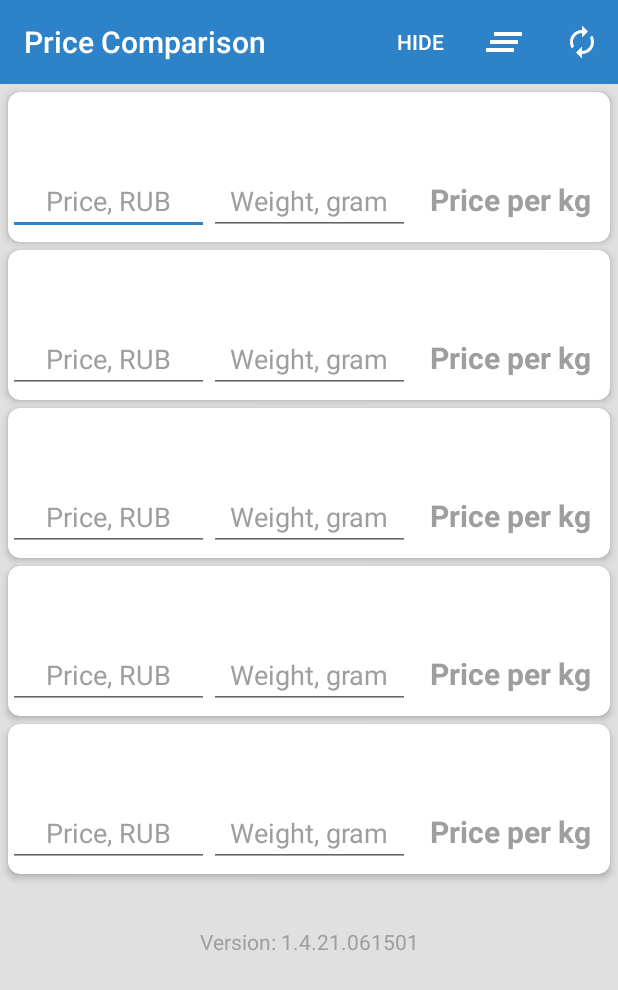
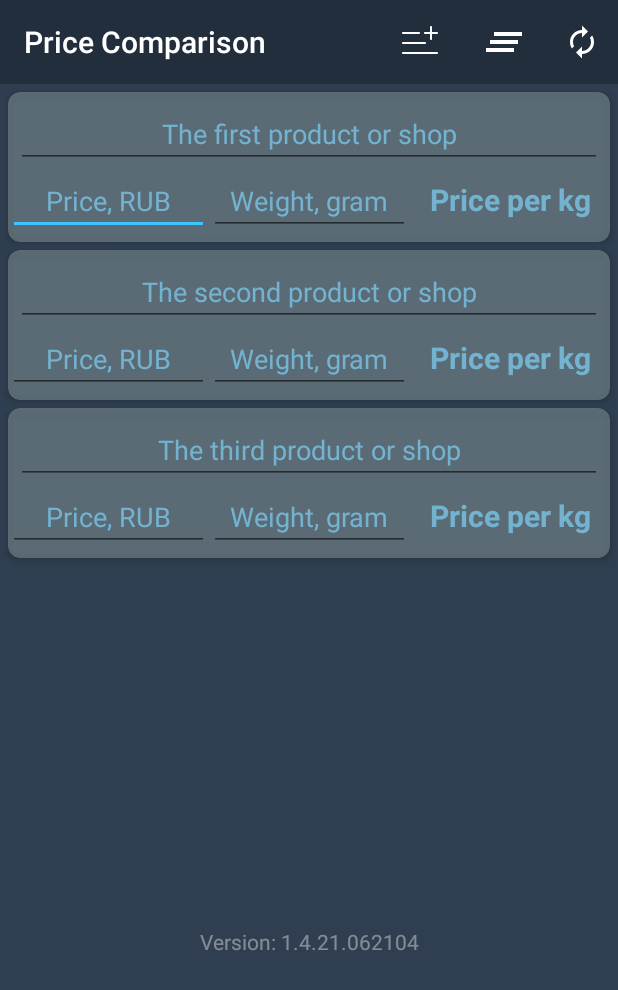
Before and after one commit to dogeprojects/PriceComparation, an Android app: the screen it shows after launch (MainActivity), after a tap on "Change theme", on a phone screen of 412 x 824 dp. Shown: the top 990 px of the screen. Run offline under Robolectric (Android 15) with nearby library versions, the phone set to English and light mode, and no system bars; 2 other taps on this screen came first.

Commit message:
- Added the dynamic search for the minimum value of the comparison results - Three items are displayed by default - Implemented button for adding two more items - Fixed minor issues

```diff
--- a/app/src/main/java/com/priceperkilo/MainActivity.java
+++ b/app/src/main/java/com/priceperkilo/MainActivity.java
@@ -4,47 +4,52 @@
 import android.content.Intent;
 import android.content.SharedPreferences;
 import android.graphics.Color;
+import android.os.Build;
 import android.os.Bundle;
+import android.support.annotation.RequiresApi;
 import android.support.v7.app.AppCompatActivity;
 import android.support.v7.app.AppCompatDelegate;
+import android.support.v7.widget.CardView;
 import android.support.v7.widget.Toolbar;
 import android.text.Editable;
 import android.text.TextWatcher;
+import android.util.Log;
 import android.view.Menu;
 import android.view.MenuItem;
 import android.view.View;
 import android.widget.EditText;
 import android.widget.TextView;
 import android.widget.Toast;
+import java.text.DecimalFormat;
+import java.text.DecimalFormatSymbols;
+import java.text.ParseException;
+import java.util.Collections;
+import java.util.HashMap;
+import java.util.Map;
+import java.util.TreeMap;
 
-//TODO implementation clear button
 //TODO localisation
 
 public class MainActivity extends AppCompatActivity {
 
-    private EditText mEditTextPrice1;
-    private TextView mEditTextWeight1;
-    private TextView textViewPricePerKg1;
-    private TextView textViewVersion;
+    EditText mEditTextPrice1;
+    TextView mEditTextWeight1;
 
     EditText mEditTextPrice2;
     TextView mEditTextWeight2;
-    TextView textViewPricePerKg2;
 
     EditText mEditTextPrice3;
     TextView mEditTextWeight3;
-    TextView textViewPricePerKg3;
 
     EditText mEditTextPrice4;
     TextView mEditTextWeight4;
-    TextView textViewPricePerKg4;
 
     EditText mEditTextPrice5;
     TextView mEditTextWeight5;
-    TextView textViewPricePerKg5;
 
     @Override
     protected void onCreate(Bundle savedInstanceState) {
+
         // Restore saved application state
         SharedPreferences mPrefs = getSharedPreferences("THEME", 0);
         boolean theme_boolean = mPrefs.getBoolean("theme_boolean", true);
@@ -89,40 +94,38 @@
 
         mEditTextPrice5.addTextChangedListener(new TextChangeWatcher());
         mEditTextWeight5.addTextChangedListener(new TextChangeWatcher());
+
+        CardView cardViewC4 = findViewById(R.id.card_view4);
+        CardView cardViewC5 = findViewById(R.id.card_view5);
+
+        cardViewC4.setVisibility(View.INVISIBLE);
+        cardViewC5.setVisibility(View.INVISIBLE);
+
+
     }
 
     @Override
     public boolean onCreateOptionsMenu(Menu menu) {
-       getMenuInflater().inflate(R.menu.main, menu);
+        getMenuInflater().inflate(R.menu.main, menu);
         return true;
     }
 
     // Hide textEdit button handle
     public void onButtonHideClick(MenuItem item) {
-        EditText editTextProduct1 = findViewById(R.id.editTextProduct1);
-        EditText editTextProduct2 = findViewById(R.id.editTextProduct2);
-        EditText editTextProduct3 = findViewById(R.id.editTextProduct3);
-        EditText editTextProduct4 = findViewById(R.id.editTextProduct4);
-        EditText editTextProduct5 = findViewById(R.id.editTextProduct5);
+
+        CardView cardViewC4 = findViewById(R.id.card_view4);
+        CardView cardViewC5 = findViewById(R.id.card_view5);
 
         //Toggle
-        if (editTextProduct1.getVisibility() == View.VISIBLE) {
-            editTextProduct1.setVisibility(View.INVISIBLE);
-            editTextProduct2.setVisibility(View.INVISIBLE);
-            editTextProduct3.setVisibility(View.INVISIBLE);
-            editTextProduct4.setVisibility(View.INVISIBLE);
-            editTextProduct5.setVisibility(View.INVISIBLE);
+        if (cardViewC4.getVisibility() == View.INVISIBLE) {
+            cardViewC4.setVisibility(View.VISIBLE);
+            cardViewC5.setVisibility(View.VISIBLE);
+            Toast.makeText(this, "Fields have been shown", Toast.LENGTH_SHORT).show();
+        } else {
+            cardViewC4.setVisibility(View.INVISIBLE);
+            cardViewC5.setVisibility(View.INVISIBLE);
             Toast.makeText(this, "Fields have been hidden", Toast.LENGTH_SHORT).show();
-        } else {
-            editTextProduct1.setVisibility(View.VISIBLE);
-            editTextProduct2.setVisibility(View.VISIBLE);
-            editTextProduct3.setVisibility(View.VISIBLE);
-            editTextProduct4.setVisibility(View.VISIBLE);
-            editTextProduct5.setVisibility(View.VISIBLE);
-            Toast.makeText(this, "Fields have been shown", Toast.LENGTH_SHORT).show();
         }
-
-
     }
 
     // Change theme button handle
@@ -146,7 +149,6 @@
                     Toast.LENGTH_SHORT);
             toast.show();
         }
-        //return true;
 
         if (item.getItemId() == R.id.clear_button) {
             final TextView editTextProduct1 = findViewById(R.id.editTextProduct1);
@@ -217,25 +219,23 @@
     class TextChangeWatcher implements TextWatcher {
         final EditText editTextPrice1 = findViewById(R.id.editTextPrice1);
         final TextView editTextWeight1 = findViewById(R.id.editTextWeight1);
-        final TextView textViewPricePerKg1 = findViewById(R.id.textViewPricePerKg1);
+        final TextView textViewPrice1 = findViewById(R.id.textViewPricePerKg1);
 
         final EditText editTextPrice2 = findViewById(R.id.editTextPrice2);
         final TextView editTextWeight2 = findViewById(R.id.editTextWeight2);
-        final TextView textViewPricePerKg2 = findViewById(R.id.textViewPricePerKg2);
+        final TextView textViewPrice2 = findViewById(R.id.textViewPricePerKg2);
 
         final EditText editTextPrice3 = findViewById(R.id.editTextPrice3);
         final TextView editTextWeight3 = findViewById(R.id.editTextWeight3);
-        final TextView textViewPricePerKg3 = findViewById(R.id.textViewPricePerKg3);
+        final TextView textViewPrice3 = findViewById(R.id.textViewPricePerKg3);
 
         final EditText editTextPrice4 = findViewById(R.id.editTextPrice4);
         final TextView editTextWeight4 = findViewById(R.id.editTextWeight4);
-        final TextView textViewPricePerKg4 = findViewById(R.id.textViewPricePerKg4);
+        final TextView textViewPrice4 = findViewById(R.id.textViewPricePerKg4);
 
         final EditText editTextPrice5 = findViewById(R.id.editTextPrice5);
         final TextView editTextWeight5 = findViewById(R.id.editTextWeight5);
-        final TextView textViewPricePerKg5 = findViewById(R.id.textViewPricePerKg5);
-
-        final TextView textViewVersion = findViewById(R.id.textViewVersion);
+        final TextView textViewPrice5 = findViewById(R.id.textViewPricePerKg5);
 
         TextChangeWatcher() {
         }
@@ -248,6 +248,7 @@
         public void onTextChanged(CharSequence s, int start, int before, int count) {
         }
 
+        @RequiresApi(api = Build.VERSION_CODES.N)
         @SuppressLint({"DefaultLocale", "SetTextI18n"})
         @Override
         public void afterTextChanged(Editable editable) {
@@ -257,14 +258,14 @@
                 if ((editTextPrice1.getText().toString().equals("."))
                         || editTextWeight1.getText().toString().equals(".")
                         || editTextWeight1.getText().toString().equals("0")) {
-                    textViewPricePerKg1.setText("0.00");
+                    textViewPrice1.setText("0.00");
                 } else if ((editTextPrice1.getText().toString().isEmpty()
                         || (editTextWeight1.getText().toString().isEmpty()))) {
-                    textViewPricePerKg1.setText("");
+                    textViewPrice1.setText("");
                 } else {
                     float mPrice1 = Float.parseFloat(editTextPrice1.getText().toString());
                     float mWeight1 = Float.parseFloat(editTextWeight1.getText().toString());
-                    textViewPricePerKg1.setText(String.format("%.2f", mPrice1 * 1000 / mWeight1));
+                    textViewPrice1.setText(String.format("%.2f", mPrice1 * 1000 / mWeight1));
                 }
             }
             // ------------------- The second product -------------------
@@ -273,14 +274,14 @@
                 if ((editTextPrice2.getText().toString().equals("."))
                         || editTextWeight2.getText().toString().equals(".")
                         || editTextWeight2.getText().toString().equals("0")) {
-                    textViewPricePerKg2.setText("0.00");
+                    textViewPrice2.setText("0.00");
                 } else if ((editTextPrice2.getText().toString().isEmpty()
                         || (editTextWeight2.getText().toString().isEmpty()))) {
-                    textViewPricePerKg2.setText("");
+                    textViewPrice2.setText("");
                 } else {
                     float mPrice2 = Float.parseFloat(editTextPrice2.getText().toString());
                     float mWeight2 = Float.parseFloat(editTextWeight2.getText().toString());
-                    textViewPricePerKg2.setText(String.format("%.2f", mPrice2 * 1000 / mWeight2));
+                    textViewPrice2.setText(String.format("%.2f", mPrice2 * 1000 / mWeight2));
                 }
 
             }
@@ -290,14 +291,14 @@
                 if ((editTextPrice3.getText().toString().equals("."))
                         || editTextWeight3.getText().toString().equals(".")
                         || editTextWeight3.getText().toString().equals("0")) {
-                    textViewPricePerKg3.setText("0.00");
+                    textViewPrice3.setText("0.00");
                 } else if ((editTextPrice3.getText().toString().isEmpty()
                         || (editTextWeight3.getText().toString().isEmpty()))) {
-                    textViewPricePerKg3.setText("");
+                    textViewPrice3.setText("");
                 } else {
                     float mPrice3 = Float.parseFloat(editTextPrice3.getText().toString());
                     float mWeight3 = Float.parseFloat(editTextWeight3.getText().toString());
-                    textViewPricePerKg3.setText(String.format("%.2f", mPrice3 * 1000 / mWeight3));
+                    textViewPrice3.setText(String.format("%.2f", mPrice3 * 1000 / mWeight3));
                 }
             }
 
@@ -307,138 +308,102 @@
                 if ((editTextPrice4.getText().toString().equals("."))
                         || editTextWeight4.getText().toString().equals(".")
                         || editTextWeight4.getText().toString().equals("0")) {
-                    textViewPricePerKg4.setText("0.00");
+                    textViewPrice4.setText("0.00");
                 } else if ((editTextPrice4.getText().toString().isEmpty()
                         || (editTextWeight4.getText().toString().isEmpty()))) {
-                    textViewPricePerKg4.setText("");
+                    textViewPrice4.setText("");
                 } else {
                     float mPrice4 = Float.parseFloat(editTextPrice4.getText().toString());
                     float mWeight4 = Float.parseFloat(editTextWeight4.getText().toString());
-                    textViewPricePerKg4.setText(String.format("%.2f", mPrice4 * 1000 / mWeight4));
+                    textViewPrice4.setText(String.format("%.2f", mPrice4 * 1000 / mWeight4));
                 }
             }
 
-            // ------------------- The fourth product -------------------
+            // ------------------- The fifth product -------------------
             if ((editable == editTextPrice5.getEditableText())
                     || (editable == editTextWeight5.getEditableText())) {
                 if ((editTextPrice5.getText().toString().equals("."))
                         || editTextWeight5.getText().toString().equals(".")
                         || editTextWeight5.getText().toString().equals("0")) {
-                    textViewPricePerKg5.setText("0.00");
+                    textViewPrice5.setText("0.00");
                 } else if ((editTextPrice5.getText().toString().isEmpty()
                         || (editTextWeight5.getText().toString().isEmpty()))) {
-                    textViewPricePerKg5.setText("");
+                    textViewPrice5.setText("");
                 } else {
                     float mPrice5 = Float.parseFloat(editTextPrice5.getText().toString());
                     float mWeight5 = Float.parseFloat(editTextWeight5.getText().toString());
-                    textViewPricePerKg5.setText(String.format("%.2f", mPrice5 * 1000 / mWeight5));
+                    textViewPrice5.setText(String.format("%.2f", mPrice5 * 1000 / mWeight5));
                 }
             }
 
-            //String finalPrice1 = textViewPricePerKg1.getText().toString();
-            String stringFinalPrice1 = textViewPricePerKg1.getText().toString();
-            String stringFinalPrice2 = textViewPricePerKg2.getText().toString();
-            String stringFinalPrice3 = textViewPricePerKg3.getText().toString();
-            String stringFinalPrice4 = textViewPricePerKg4.getText().toString();
-            String stringFinalPrice5 = textViewPricePerKg4.getText().toString();
+            // ------------------- Finding minimum value -------------------
+            String stringFinalPrice1 = textViewPrice1.getText().toString();
+            String stringFinalPrice2 = textViewPrice2.getText().toString();
+            String stringFinalPrice3 = textViewPrice3.getText().toString();
+            String stringFinalPrice4 = textViewPrice4.getText().toString();
+            String stringFinalPrice5 = textViewPrice5.getText().toString();
 
-           /* if ((!stringFinalPrice1.trim().isEmpty() && !stringFinalPrice2.trim().isEmpty())
-                    && !stringFinalPrice3.trim().isEmpty()) {
-                float finalPrice1 = Float.parseFloat(stringFinalPrice1);
-                float finalPrice2 = Float.parseFloat(stringFinalPrice2);
-                float finalPrice3 = Float.parseFloat(stringFinalPrice3);
-                if ((finalPrice1 < finalPrice2) || (finalPrice1 < finalPrice3)) {
-                    textViewPricePerKg1.setBackgroundColor(Color.parseColor("#3fc4fe"));
-                    textViewPricePerKg2.setBackgroundColor(Color.TRANSPARENT);
-                    textViewPricePerKg3.setBackgroundColor(Color.TRANSPARENT);
-                } else if (finalPrice2 < finalPrice1 && finalPrice2 < finalPrice3) {
-                    textViewPricePerKg1.setBackgroundColor(Color.TRANSPARENT);
-                    textViewPricePerKg3.setBackgroundColor(Color.TRANSPARENT);
-                    textViewPricePerKg2.setBackgroundColor(Color.parseColor("#3fc4fe"));
-                } else if (finalPrice3 < finalPrice1 && finalPrice3 < finalPrice2) {
-                    textViewPricePerKg1.setBackgroundColor(Color.TRANSPARENT);
-                    textViewPricePerKg2.setBackgroundColor(Color.TRANSPARENT);
-                    textViewPricePerKg3.setBackgroundColor(Color.parseColor("#3fc4fe"));
-                    textViewVersion.setText("awdwadwadwa");
-                } else {
-                    textViewPricePerKg1.setBackgroundColor(Color.TRANSPARENT);
-                    textViewPricePerKg2.setBackgroundColor(Color.TRANSPARENT);
-                    textViewPricePerKg3.setBackgroundColor(Color.TRANSPARENT);
-                }*/
+            HashMap<String, Float> prices = new HashMap<>();
 
-/*
-            if (!stringFinalPrice1.trim().isEmpty() && !stringFinalPrice2.trim().isEmpty()
-                    && !stringFinalPrice3.trim().isEmpty()) {
-
-
-
-
-                float finalPrice1 = Float.parseFloat(stringFinalPrice1);
-                float finalPrice2 = Float.parseFloat(stringFinalPrice2);
-                float finalPrice3 = Float.parseFloat(stringFinalPrice3);
-                float smallestPrice;
-                if (smallest(finalPrice1, finalPrice2, finalPrice3)){
-
-                }
-
-                textViewPricePerKg1.setBackgroundColor(Color.parseColor("#3fc4fe"));*/
-
-
-               /* if (finalPrice1 < finalPrice2){
-                    textViewPricePerKg1.setBackgroundColor(Color.parseColor("#3fc4fe"));
-                    textViewPricePerKg2.setBackgroundColor(Color.TRANSPARENT);
-                    textViewPricePerKg3.setBackgroundColor(Color.TRANSPARENT);
-                } else if (finalPrice1 > finalPrice2){
-                    textViewPricePerKg1.setBackgroundColor(Color.TRANSPARENT);
-                    textViewPricePerKg3.setBackgroundColor(Color.TRANSPARENT);
-                    textViewPricePerKg2.setBackgroundColor(Color.parseColor("#3fc4fe"));
+            String[] arrayStringPrices = {stringFinalPrice1, stringFinalPrice2, stringFinalPrice3, stringFinalPrice4, stringFinalPrice5};
+            for (int i = 0; i < arrayStringPrices.length; i++) {
+                if (!arrayStringPrices[i].trim().isEmpty() && arrayStringPrices[i] != null) {
+                    DecimalFormat df = new DecimalFormat("#.#");
+                    DecimalFormatSymbols dfs = DecimalFormatSymbols.getInstance();
+                    dfs.setDecimalSeparator(',');
+                    df.setDecimalFormatSymbols(dfs);
+                    try {
+                        Log.i("debug", "arrayStringPrices[i]: " + df.parse(arrayStringPrices[i]));
+                        //System.out.println(df.parse(arrayStringPrices[i]));
+                        prices.put("textViewPricePerKg" + (i + 1), Float.parseFloat(String.valueOf(df.parse(arrayStringPrices[i]))));
+                    } catch (ParseException e) {
+                        e.printStackTrace();
+                    }
                 }
             }
-            if (!stringFinalPrice1.trim().isEmpty() && stringFinalPrice2.trim().isEmpty()
-                    && !stringFinalPrice3.trim().isEmpty()) {
-                float finalPrice1 = Float.parseFloat(stringFinalPrice1);
-                float finalPrice3 = Float.parseFloat(stringFinalPrice3);
-                if (finalPrice1 < finalPrice3)  {
-                    textViewPricePerKg1.setBackgroundColor(Color.parseColor("#3fc4fe"));
-                    textViewPricePerKg2.setBackgroundColor(Color.TRANSPARENT);
-                    textViewPricePerKg3.setBackgroundColor(Color.TRANSPARENT);
-                } else {
-                    textViewPricePerKg1.setBackgroundColor(Color.TRANSPARENT);
-                    textViewPricePerKg2.setBackgroundColor(Color.TRANSPARENT);
-                    textViewPricePerKg3.setBackgroundColor(Color.parseColor("#3fc4fe"));
+
+            Log.i("debug", "HashMap: " + prices.keySet() + " = " + prices.values());
+
+            // TreeMap to store values of HashMap
+            TreeMap<Object, Float> sorted = new TreeMap<>();
+
+            // Copy all data from hashMap into TreeMap
+            //sorted.putAll(prices);
+            prices.entrySet();
+
+            if (!sorted.isEmpty()) {
+                Log.i("debug", "Minimum: " + sorted.firstEntry().getKey() + " = " + sorted.firstEntry().getValue());
+            }
+
+            // Display the TreeMap which is naturally sorted
+            for (Map.Entry<Object, Float> entry : sorted.entrySet()) {
+                Log.i("debug", "Sorted Hashmap " + entry.getKey() + " = " + entry.getValue());
+            }
+
+            if (!prices.values().isEmpty()) {
+                Float minValueInMap = (Collections.min(prices.values()));
+                for (Map.Entry<String, Float> entry : prices.entrySet()) {  // Iterate through HashMap
+                    if (entry.getValue() == minValueInMap) {
+                        System.out.println("Minimum of Map.Entry: \n" + entry.getKey() + " = " + entry.getValue());     // Print the key with min value
+                        int ViewMin = getResources().getIdentifier(entry.getKey(), "id", getPackageName());
+                        System.out.println("ViewMin Identifier: " + ViewMin);
+                        textViewPrice1.setBackgroundColor(Color.TRANSPARENT);
+                        textViewPrice2.setBackgroundColor(Color.TRANSPARENT);
+                        textViewPrice3.setBackgroundColor(Color.TRANSPARENT);
+                        textViewPrice4.setBackgroundColor(Color.TRANSPARENT);
+                        textViewPrice5.setBackgroundColor(Color.TRANSPARENT);
+                        TextView TextViewPriceMin = findViewById(ViewMin);
+                        TextViewPriceMin.setBackgroundColor(Color.parseColor("#3fc4fe"));
+                    }
                 }
             }
-            if (stringFinalPrice1.trim().isEmpty() && !stringFinalPrice2.trim().isEmpty()
-                    && !stringFinalPrice3.trim().isEmpty()) {
-                float finalPrice2 = Float.parseFloat(stringFinalPrice2);
-                float finalPrice3 = Float.parseFloat(stringFinalPrice3);
-                if (finalPrice2 < finalPrice3)  {
-                    textViewPricePerKg2.setBackgroundColor(Color.parseColor("#3fc4fe"));
-                    textViewPricePerKg2.setBackgroundColor(Color.TRANSPARENT);
-                    textViewPricePerKg3.setBackgroundColor(Color.TRANSPARENT);
-                } else {
-                    textViewPricePerKg1.setBackgroundColor(Color.TRANSPARENT);
-                    textViewPricePerKg2.setBackgroundColor(Color.TRANSPARENT);
-                    textViewPricePerKg3.setBackgroundColor(Color.parseColor("#3fc4fe"));
-                }*/
+
+            if (!prices.values().isEmpty()) {
+                prices.values().stream().min(Float::compare).get();
+                Log.i("debug", "Min value hashmap: " + prices.keySet() + " = " + prices.values().stream().min(Float::compare).get());
             }
 
 
-           /* float finalPrice2 = Float.parseFloat((textViewPricePerKg2.getText().toString()));
-            float finalPrice3 = Float.parseFloat((textViewPricePerKg3.getText().toString()));*/
-            //textViewVersion.setText(finalPrice1);
-
-          /*  if (finalPrice1 < finalPrice2) {
-
-            }
-*/
-
-
         }
-
     }
-
-    /*    public static float smallest(float a, float b, float c)
-        {
-            return Math.min(Math.min(a, b), c);
-        }*/
+}
--- /dev/null
+++ b/app/src/main/res/drawable/ic_addtolist.xml
@@ -0,0 +1,9 @@
+<vector xmlns:android="http://schemas.android.com/apk/res/android"
+    android:width="32dp"
+    android:height="32dp"
+    android:viewportWidth="24"
+    android:viewportHeight="24">
+  <path
+      android:fillColor="#FFFFFFFF"
+      android:pathData="M18,7L20.5,7C20.7761,7 21,7.2239 21,7.5C21,7.7761 20.7761,8 20.5,8L18,8L18,10.5C18,10.7761 17.7761,11 17.5,11C17.2239,11 17,10.7761 17,10.5L17,8L14.5,8C14.2239,8 14,7.7761 14,7.5C14,7.2239 14.2239,7 14.5,7L17,7L17,4.5C17,4.2239 17.2239,4 17.5,4C17.7761,4 18,4.2239 18,4.5L18,7ZM11.5,7C11.7761,7 12,7.2239 12,7.5C12,7.7761 11.7761,8 11.5,8L3.5,8C3.2239,8 3,7.7761 3,7.5C3,7.2239 3.2239,7 3.5,7L11.5,7ZM14.5,12C14.7761,12 15,12.2239 15,12.5C15,12.7761 14.7761,13 14.5,13L3.5,13C3.2239,13 3,12.7761 3,12.5C3,12.2239 3.2239,12 3.5,12L14.5,12ZM20.5,17C20.7761,17 21,17.2239 21,17.5C21,17.7761 20.7761,18 20.5,18L3.5,18C3.2239,18 3,17.7761 3,17.5C3,17.2239 3.2239,17 3.5,17L20.5,17Z"/>
+</vector>
--- a/app/src/main/res/layout/activity_main.xml
+++ b/app/src/main/res/layout/activity_main.xml
@@ -34,9 +34,7 @@
                     <EditText
                         android:id="@+id/editTextProduct1"
                         style="@style/EditTextDescriptionStyle"
-                        android:hint="@string/editTextProduct1"
-                        android:onClick="onButtonHideClick"
-                        tools:ignore="OnClick" />
+                        android:hint="@string/editTextProduct1" />
                 </LinearLayout>
                 <LinearLayout
                     android:layout_width="match_parent"
@@ -62,7 +60,7 @@
                         android:textStyle="bold"
                         android:textSize="20sp"
                         android:id="@+id/textViewPricePerKg1"
-                        android:hint="@string/textViewPricePerKg1"/>
+                        android:hint="@string/textViewPricePerKg1" />
                 </LinearLayout>
             </android.support.v7.widget.CardView>
 
--- a/app/src/main/res/menu/main.xml
+++ b/app/src/main/res/menu/main.xml
@@ -7,12 +7,13 @@
         android:id="@+id/hide_button"
         app:showAsAction="ifRoom"
         android:onClick="onButtonHideClick"
+        android:icon="@drawable/ic_addtolist"
         android:title="@string/Hide"/>
     <item
         android:id="@+id/clear_button"
         app:showAsAction="ifRoom"
         android:icon="@drawable/ic_clear_all_black_24dp"
-        android:title="@string/changeThemeHint"/>
+        android:title="@string/clearFieldsHint"/>
     <item
         android:id="@+id/change_theme"
         app:showAsAction="ifRoom"
--- a/app/src/main/res/values/strings.xml
+++ b/app/src/main/res/values/strings.xml
@@ -1,6 +1,7 @@
 <resources>
     <string name="app_name">Price Comparison</string>
 
+    <string name="clearFieldsHint">Clear fields</string>
     <string name="changeThemeHint">Change theme</string>
     <string name="Hide">Hide</string>
 
@@ -31,7 +32,5 @@
     <string name="editTextWeightPlaceholder5">Weight, gram</string>
     <string name="textViewPricePerKg5">Price per kg</string>
 
-    <string name="buttonCalculate">Calculate</string>
-
-    <string name="textViewVersion">Version: 1.4.21.061501</string>
+    <string name="textViewVersion">Version: 1.4.21.062104</string>
 </resources>
```
